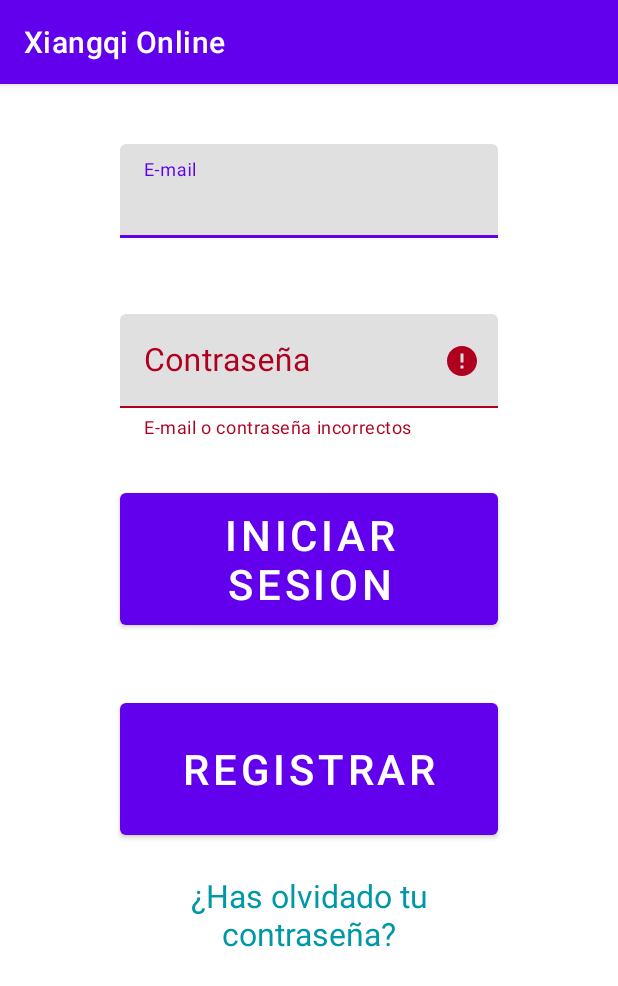
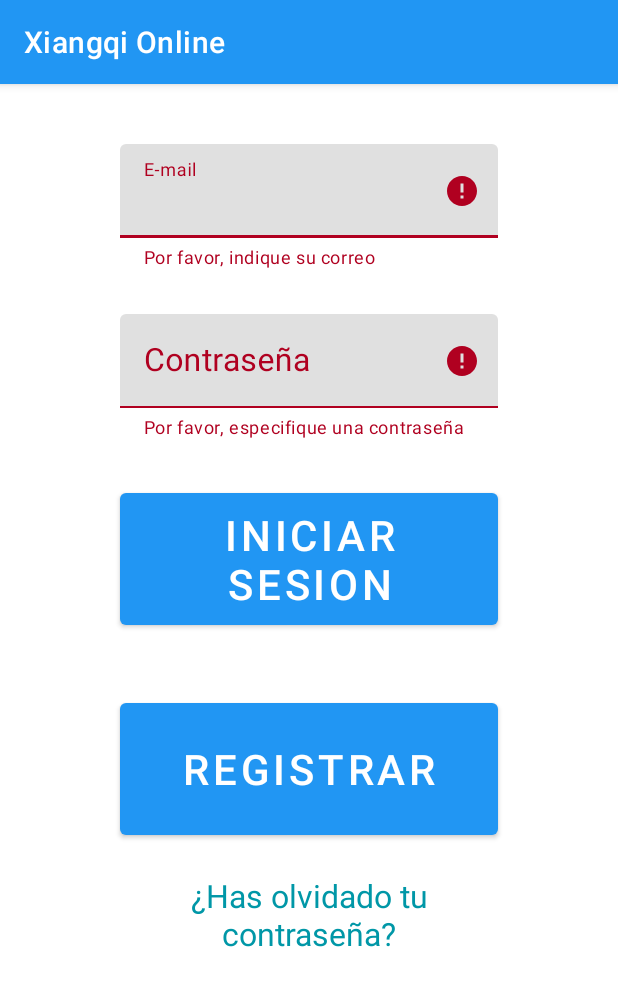
Before and after one commit to UNIZAR-30226-2022-12/Xiangqi-frontendMovil, an Android app: the screen it shows after launch (SignIn), after a tap on "INICIAR SESION", on a phone screen of 412 x 824 dp. Shown: the top 986 px of the screen. Run offline under Robolectric (Android 15) with nearby library versions, the phone set to English and light mode, and no system bars.

Commit message:
Slight GUI style and error messages changes

```diff
--- a/app/src/main/java/eina/unizar/xiangqi_frontendmovil/SignIn.kt
+++ b/app/src/main/java/eina/unizar/xiangqi_frontendmovil/SignIn.kt
@@ -1,23 +1,74 @@
 package eina.unizar.xiangqi_frontendmovil
 
 import android.content.Intent
-import androidx.appcompat.app.AppCompatActivity
 import android.os.Bundle
+import android.text.Editable
+import android.text.TextWatcher
 import android.view.View
 import android.widget.Button
 import android.widget.TextView
 import android.widget.Toast
+import androidx.appcompat.app.AppCompatActivity
 import com.google.android.material.textfield.TextInputLayout
 import kotlinx.coroutines.MainScope
 import kotlinx.coroutines.launch
+
 
 class SignIn : AppCompatActivity() {
     override fun onCreate(savedInstanceState: Bundle?) {
         super.onCreate(savedInstanceState)
         setContentView(R.layout.activity_signin)
+
+        val email: TextInputLayout = findViewById(R.id.editTextEmail)
+        email.editText?.addTextChangedListener(object : TextWatcher {
+            override fun afterTextChanged(s: Editable?) {}
+
+            override fun beforeTextChanged(s: CharSequence?, start: Int, count: Int, after: Int) {}
+
+            override fun onTextChanged(s: CharSequence?, start: Int, before: Int, count: Int) {
+                email.error = ""
+            }
+        })
+
+        val password: TextInputLayout = findViewById(R.id.editTextPassword)
+        password.editText?.addTextChangedListener(object : TextWatcher {
+            override fun afterTextChanged(s: Editable?) {}
+
+            override fun beforeTextChanged(s: CharSequence?, start: Int, count: Int, after: Int) {}
+
+            override fun onTextChanged(s: CharSequence?, start: Int, before: Int, count: Int) {
+                password.error = ""
+            }
+        })
+    }
+
+    private fun checkFormData(): Boolean {
+        val email: TextInputLayout = findViewById(R.id.editTextEmail)
+        val password: TextInputLayout = findViewById(R.id.editTextPassword)
+        val emailText: String = email.editText?.text.toString()
+        val passwordText: String = password.editText?.text.toString()
+
+        var ok = true
+        if (emailText == "") {
+            email.error = "Por favor, indique su correo"
+            ok = false
+        }
+        else if (!android.util.Patterns.EMAIL_ADDRESS.matcher(emailText).matches()) {
+            email.error = "El correo introducido no es válido"
+            ok = false
+        }
+        if (passwordText == "") {
+            password.error = "Por favor, especifique una contraseña"
+            ok = false
+        }
+
+        return ok
     }
 
     fun onClickLogin(view: View) {
+        // Validate data
+        if (!checkFormData()) return
+
         // Disable interactivity while making the request
         val email: TextInputLayout = findViewById(R.id.editTextEmail)
         val password: TextInputLayout = findViewById(R.id.editTextPassword)
@@ -35,7 +86,7 @@ class SignIn : AppCompatActivity() {
 
         // Send HTTP login request
         MainScope().launch {
-            val req = HttpHandler.makeLoginRequest(email = email.editText?.text.toString(),
+            val req = HttpHandler.makeJsonLoginRequest(email = email.editText?.text.toString(),
                 password = password.editText?.text.toString())
             if (req) {
                 // If successful, launch main menu
--- a/app/src/main/res/layout/activity_signin.xml
+++ b/app/src/main/res/layout/activity_signin.xml
@@ -38,7 +38,8 @@
         app:errorEnabled="true"
         app:layout_constraintEnd_toEndOf="@+id/editTextEmail"
         app:layout_constraintStart_toStartOf="@+id/editTextEmail"
-        app:layout_constraintTop_toBottomOf="@+id/editTextEmail">
+        app:layout_constraintTop_toBottomOf="@+id/editTextEmail"
+        app:passwordToggleEnabled="true">
 
         <com.google.android.material.textfield.TextInputEditText
             android:layout_width="match_parent"
@@ -48,6 +49,7 @@
             android:inputType="textPassword"
             android:textColorHint="#78909C"
             android:textSize="21sp"/>
+
     </com.google.android.material.textfield.TextInputLayout>
 
     <Button
--- a/app/src/main/res/values/colors.xml
+++ b/app/src/main/res/values/colors.xml
@@ -1,5 +1,6 @@
 <?xml version="1.0" encoding="utf-8"?>
 <resources>
+    <color name="blue">#FF2196F3</color>
     <color name="purple_200">#FFBB86FC</color>
     <color name="purple_500">#FF6200EE</color>
     <color name="purple_700">#FF3700B3</color>
--- a/app/src/main/res/values/themes.xml
+++ b/app/src/main/res/values/themes.xml
@@ -2,7 +2,7 @@
     <!-- Base application theme. -->
     <style name="Theme.XiangqifrontendMovil" parent="Theme.MaterialComponents.DayNight.DarkActionBar">
         <!-- Primary brand color. -->
-        <item name="colorPrimary">@color/purple_500</item>
+        <item name="colorPrimary">@color/blue</item>
         <item name="colorPrimaryVariant">@color/purple_700</item>
         <item name="colorOnPrimary">@color/white</item>
         <!-- Secondary brand color. -->
```
Also changed, not shown: app/src/main/java/eina/unizar/xiangqi_frontendmovil/HttpHandler.kt (+34 -3 lines).
